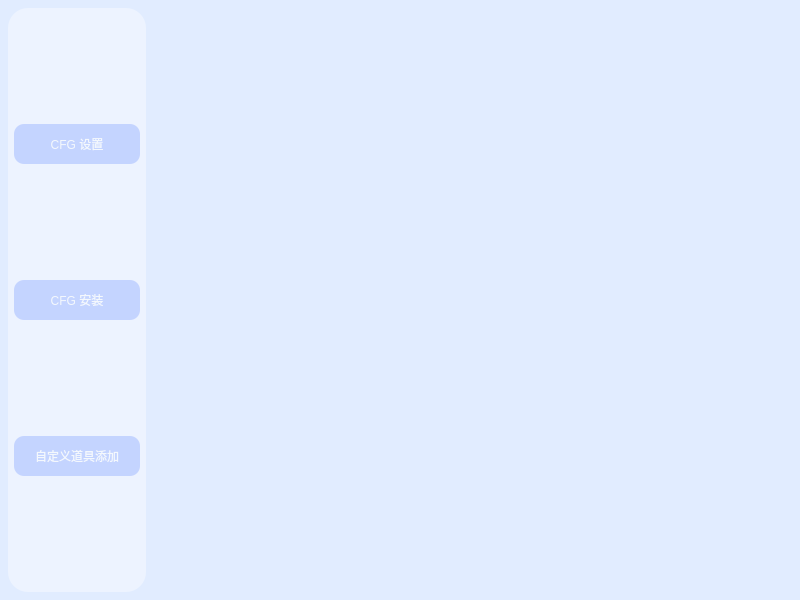
The window that mainwindow.ui (eLecCap1taL/AutoSettings) describes before a commit, drawn with Qt 5.
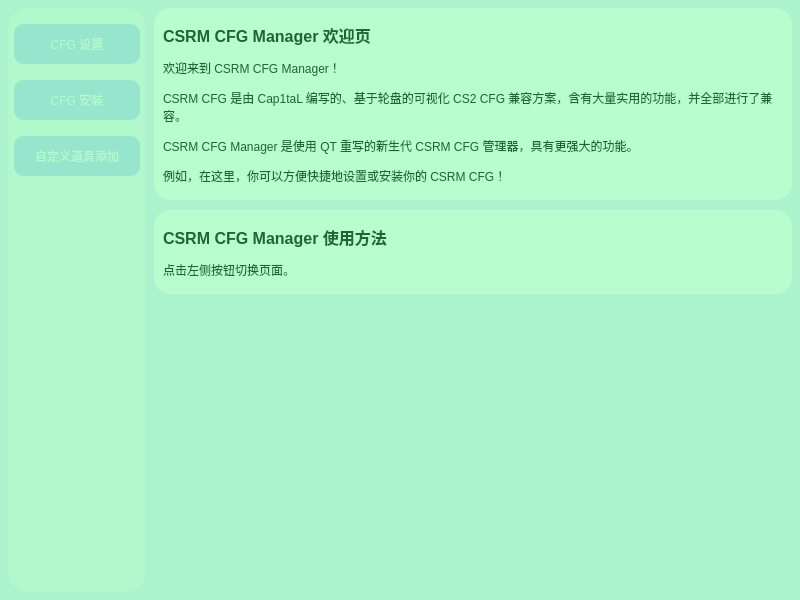
The same window after the commit. Icons and pictures are not drawn. Custom widgets are drawn as their Qt base class.

The edit to the form file:
```diff
--- a/mainwindow.ui
+++ b/mainwindow.ui
@@ -24,10 +24,46 @@
     <normaloff>:/CS2.png</normaloff>:/CS2.png</iconset>
   </property>
   <property name="styleSheet">
-   <string notr="true">background-color: rgb(225, 236, 255);</string>
+   <string notr="true">background-color: rgb(170, 255, 255);</string>
   </property>
   <widget class="QWidget" name="MainLayout">
-   <layout class="QHBoxLayout" name="horizontalLayout_5" stretch="0,0">
+   <property name="sizePolicy">
+    <sizepolicy hsizetype="Preferred" vsizetype="Preferred">
+     <horstretch>0</horstretch>
+     <verstretch>0</verstretch>
+    </sizepolicy>
+   </property>
+   <property name="maximumSize">
+    <size>
+     <width>16777215</width>
+     <height>16777215</height>
+    </size>
+   </property>
+   <property name="styleSheet">
+    <string notr="true">background-color: rgb(225, 236, 255);</string>
+   </property>
+   <widget class="QWidget" name="ContentLayout" native="true">
+    <property name="geometry">
+     <rect>
+      <x>0</x>
+      <y>0</y>
+      <width>800</width>
+      <height>600</height>
+     </rect>
+    </property>
+    <property name="minimumSize">
+     <size>
+      <width>800</width>
+      <height>600</height>
+     </size>
+    </property>
+    <property name="layoutDirection">
+     <enum>Qt::LayoutDirection::LeftToRight</enum>
+    </property>
+    <property name="styleSheet">
+     <string notr="true"/>
+    </property>
+    <layout class="QHBoxLayout" name="horizontalLayout">
     <property name="spacing">
      <number>0</number>
     </property>
@@ -99,7 +135,23 @@
            <number>6</number>
           </property>
           <item>
-           <widget class="QPushButton" name="MenuBT1">
+            <spacer name="verticalSpacer_43">
+             <property name="orientation">
+              <enum>Qt::Orientation::Vertical</enum>
+             </property>
+             <property name="sizeType">
+              <enum>QSizePolicy::Policy::Preferred</enum>
+             </property>
+             <property name="sizeHint" stdset="0">
+              <size>
+               <width>20</width>
+               <height>10</height>
+              </size>
+             </property>
+            </spacer>
+           </item>
+           <item>
+            <widget class="QPushButton" name="MenuBT1_7">
             <property name="minimumSize">
              <size>
               <width>0</width>
@@ -117,7 +169,23 @@
            </widget>
           </item>
           <item>
-           <widget class="QPushButton" name="MenuBT2">
+            <spacer name="verticalSpacer_44">
+             <property name="orientation">
+              <enum>Qt::Orientation::Vertical</enum>
+             </property>
+             <property name="sizeType">
+              <enum>QSizePolicy::Policy::Preferred</enum>
+             </property>
+             <property name="sizeHint" stdset="0">
+              <size>
+               <width>20</width>
+               <height>10</height>
+              </size>
+             </property>
+            </spacer>
+           </item>
+           <item>
+            <widget class="QPushButton" name="MenuBT2_7">
             <property name="minimumSize">
              <size>
               <width>0</width>
@@ -135,7 +203,23 @@
            </widget>
           </item>
           <item>
-           <widget class="QPushButton" name="MenuBT3">
+            <spacer name="verticalSpacer_45">
+             <property name="orientation">
+              <enum>Qt::Orientation::Vertical</enum>
+             </property>
+             <property name="sizeType">
+              <enum>QSizePolicy::Policy::Preferred</enum>
+             </property>
+             <property name="sizeHint" stdset="0">
+              <size>
+               <width>20</width>
+               <height>10</height>
+              </size>
+             </property>
+            </spacer>
+           </item>
+           <item>
+            <widget class="QPushButton" name="MenuBT3_7">
             <property name="minimumSize">
              <size>
               <width>0</width>
@@ -152,6 +236,19 @@
             </property>
            </widget>
           </item>
+           <item>
+            <spacer name="verticalSpacer_46">
+             <property name="orientation">
+              <enum>Qt::Orientation::Vertical</enum>
+             </property>
+             <property name="sizeHint" stdset="0">
+              <size>
+               <width>20</width>
+               <height>40</height>
+              </size>
+             </property>
+            </spacer>
+           </item>
          </layout>
         </widget>
        </item>
@@ -188,23 +285,389 @@
           <property name="styleSheet">
            <string notr="true"/>
           </property>
-          <layout class="QVBoxLayout" name="verticalLayout_3"/>
-         </widget>
-         <widget class="QWidget" name="RightPage1">
-          <layout class="QVBoxLayout" name="verticalLayout_4"/>
-         </widget>
-         <widget class="QWidget" name="RightPage2">
-          <layout class="QVBoxLayout" name="verticalLayout_5"/>
-         </widget>
-         <widget class="QWidget" name="RightPage3">
-          <layout class="QVBoxLayout" name="verticalLayout_6"/>
-         </widget>
-        </widget>
+           <layout class="QVBoxLayout" name="verticalLayout_75">
+            <property name="spacing">
+             <number>0</number>
+            </property>
+            <property name="leftMargin">
+             <number>0</number>
+            </property>
+            <property name="topMargin">
+             <number>0</number>
+            </property>
+            <property name="rightMargin">
+             <number>0</number>
+            </property>
+            <property name="bottomMargin">
+             <number>0</number>
+            </property>
+            <item>
+             <widget class="QScrollArea" name="RightScrollArea0_7">
+              <property name="styleSheet">
+               <string notr="true">border:0px solid #838486;  </string>
+              </property>
+              <property name="lineWidth">
+               <number>0</number>
+              </property>
+              <property name="widgetResizable">
+               <bool>true</bool>
+              </property>
+              <widget class="QWidget" name="RightScrollArea0Content_7">
+               <property name="enabled">
+                <bool>true</bool>
+               </property>
+               <property name="geometry">
+                <rect>
+                 <x>0</x>
+                 <y>0</y>
+                 <width>638</width>
+                 <height>584</height>
+                </rect>
+               </property>
+               <layout class="QVBoxLayout" name="verticalLayout_76">
+                <property name="spacing">
+                 <number>0</number>
+                </property>
+                <property name="leftMargin">
+                 <number>0</number>
+                </property>
+                <property name="topMargin">
+                 <number>0</number>
+                </property>
+                <property name="rightMargin">
+                 <number>0</number>
+                </property>
+                <property name="bottomMargin">
+                 <number>0</number>
+                </property>
+                <item>
+                 <widget class="QWidget" name="RightScrollArea0_Card0_7" native="true">
+                  <property name="sizePolicy">
+                   <sizepolicy hsizetype="Preferred" vsizetype="Preferred">
+                    <horstretch>0</horstretch>
+                    <verstretch>0</verstretch>
+                   </sizepolicy>
+                  </property>
+                  <property name="minimumSize">
+                   <size>
+                    <width>0</width>
+                    <height>50</height>
+                   </size>
+                  </property>
+                  <property name="styleSheet">
+                   <string notr="true">background-color: rgba(255, 255, 255, 200);
+border-radius: 16px;</string>
+                  </property>
+                  <layout class="QVBoxLayout" name="verticalLayout_77">
+                   <property name="spacing">
+                    <number>0</number>
+                   </property>
+                   <property name="leftMargin">
+                    <number>9</number>
+                   </property>
+                   <property name="topMargin">
+                    <number>15</number>
+                   </property>
+                   <property name="rightMargin">
+                    <number>9</number>
+                   </property>
+                   <property name="bottomMargin">
+                    <number>15</number>
+                   </property>
+                   <item>
+                    <widget class="QLabel" name="RightScrollArea0_Card0_Label0_7">
+                     <property name="styleSheet">
+                      <string notr="true">font: 9pt &quot;微软雅黑&quot;;
+background-color: rgba(255, 255, 255, 0);</string>
+                     </property>
+                     <property name="text">
+                      <string>&lt;html&gt;&lt;head/&gt;&lt;body&gt;&lt;p&gt;&lt;span style=&quot; font-size:12pt; font-weight:700;&quot;&gt;CSRM CFG Manager 欢迎页&lt;/span&gt;&lt;/p&gt;&lt;p&gt;欢迎来到 CSRM CFG Manager！&lt;/p&gt;&lt;p&gt;CSRM CFG 是由 Cap1taL 编写的、基于轮盘的可视化 CS2 CFG 兼容方案，含有大量实用的功能，并全部进行了兼容。&lt;/p&gt;&lt;p&gt;CSRM CFG Manager 是使用 QT 重写的新生代 CSRM CFG 管理器，具有更强大的功能。&lt;/p&gt;&lt;p&gt;例如，在这里，你可以方便快捷地设置或安装你的 CSRM CFG！&lt;/p&gt;&lt;/body&gt;&lt;/html&gt;</string>
+                     </property>
+                     <property name="alignment">
+                      <set>Qt::AlignmentFlag::AlignLeading|Qt::AlignmentFlag::AlignLeft|Qt::AlignmentFlag::AlignVCenter</set>
+                     </property>
+                     <property name="wordWrap">
+                      <bool>true</bool>
+                     </property>
+                    </widget>
+                   </item>
+                  </layout>
+                 </widget>
+                </item>
+                <item>
+                 <spacer name="verticalSpacer_47">
+                  <property name="orientation">
+                   <enum>Qt::Orientation::Vertical</enum>
+                  </property>
+                  <property name="sizeType">
+                   <enum>QSizePolicy::Policy::Preferred</enum>
+                  </property>
+                  <property name="sizeHint" stdset="0">
+                   <size>
+                    <width>20</width>
+                    <height>10</height>
+                   </size>
+                  </property>
+                 </spacer>
+                </item>
+                <item>
+                 <widget class="QWidget" name="RightScrollArea0_Card1_7" native="true">
+                  <property name="sizePolicy">
+                   <sizepolicy hsizetype="Preferred" vsizetype="Preferred">
+                    <horstretch>0</horstretch>
+                    <verstretch>0</verstretch>
+                   </sizepolicy>
+                  </property>
+                  <property name="minimumSize">
+                   <size>
+                    <width>0</width>
+                    <height>50</height>
+                   </size>
+                  </property>
+                  <property name="styleSheet">
+                   <string notr="true">background-color: rgba(255, 255, 255, 200);
+border-radius: 16px;</string>
+                  </property>
+                  <layout class="QVBoxLayout" name="verticalLayout_78">
+                   <property name="spacing">
+                    <number>0</number>
+                   </property>
+                   <property name="topMargin">
+                    <number>15</number>
+                   </property>
+                   <property name="bottomMargin">
+                    <number>15</number>
+                   </property>
+                   <item>
+                    <widget class="QLabel" name="RightScrollArea0_Card1_Label0_7">
+                     <property name="styleSheet">
+                      <string notr="true">font: 9pt &quot;微软雅黑&quot;;
+background-color: rgba(255, 255, 255, 0);</string>
+                     </property>
+                     <property name="text">
+                      <string>&lt;html&gt;&lt;head/&gt;&lt;body&gt;&lt;p&gt;&lt;span style=&quot; font-size:12pt; font-weight:700;&quot;&gt;CSRM CFG Manager 使用方法&lt;/span&gt;&lt;/p&gt;&lt;p&gt;点击左侧按钮切换页面。&lt;/p&gt;&lt;/body&gt;&lt;/html&gt;</string>
+                     </property>
+                    </widget>
+                   </item>
+                  </layout>
+                 </widget>
+                </item>
+                <item>
+                 <spacer name="verticalSpacer_48">
+                  <property name="orientation">
+                   <enum>Qt::Orientation::Vertical</enum>
+                  </property>
+                  <property name="sizeHint" stdset="0">
+                   <size>
+                    <width>20</width>
+                    <height>40</height>
+                   </size>
+                  </property>
+                 </spacer>
+                </item>
+               </layout>
+              </widget>
+             </widget>
        </item>
       </layout>
      </widget>
-    </item>
-   </layout>
+          <widget class="QWidget" name="RightPage1_7">
+           <property name="styleSheet">
+            <string notr="true">border:0px solid #838486;  </string>
+           </property>
+           <layout class="QVBoxLayout" name="verticalLayout_79">
+            <property name="spacing">
+             <number>0</number>
+            </property>
+            <property name="leftMargin">
+             <number>0</number>
+            </property>
+            <property name="topMargin">
+             <number>0</number>
+            </property>
+            <property name="rightMargin">
+             <number>0</number>
+            </property>
+            <property name="bottomMargin">
+             <number>0</number>
+            </property>
+            <item>
+             <widget class="QScrollArea" name="RightScrollArea1_7">
+              <property name="widgetResizable">
+               <bool>true</bool>
+              </property>
+              <widget class="QWidget" name="RightScrollArea1Content_7">
+               <property name="geometry">
+                <rect>
+                 <x>0</x>
+                 <y>0</y>
+                 <width>100</width>
+                 <height>30</height>
+                </rect>
+               </property>
+               <layout class="QVBoxLayout" name="verticalLayout_80"/>
+              </widget>
+             </widget>
+            </item>
+           </layout>
+          </widget>
+          <widget class="QWidget" name="RightPage2_7">
+           <layout class="QVBoxLayout" name="verticalLayout_81">
+            <property name="spacing">
+             <number>0</number>
+            </property>
+            <property name="leftMargin">
+             <number>0</number>
+            </property>
+            <property name="topMargin">
+             <number>0</number>
+            </property>
+            <property name="rightMargin">
+             <number>0</number>
+            </property>
+            <property name="bottomMargin">
+             <number>0</number>
+            </property>
+            <item>
+             <widget class="QScrollArea" name="RightScrollArea2_7">
+              <property name="styleSheet">
+               <string notr="true">border:0px solid #838486;  </string>
+              </property>
+              <property name="widgetResizable">
+               <bool>true</bool>
+              </property>
+              <widget class="QWidget" name="RightScrollArea2Content_7">
+               <property name="geometry">
+                <rect>
+                 <x>0</x>
+                 <y>0</y>
+                 <width>638</width>
+                 <height>584</height>
+                </rect>
+               </property>
+               <layout class="QVBoxLayout" name="verticalLayout_82">
+                <item>
+                 <widget class="QWidget" name="RightScrollArea2_Card0_7" native="true">
+                  <property name="minimumSize">
+                   <size>
+                    <width>0</width>
+                    <height>50</height>
+                   </size>
+                  </property>
+                  <property name="styleSheet">
+                   <string notr="true">background-color: rgba(255, 255, 255, 200);
+border-radius: 16px;</string>
+                  </property>
+                  <layout class="QVBoxLayout" name="verticalLayout_83">
+                   <property name="spacing">
+                    <number>0</number>
+                   </property>
+                   <property name="topMargin">
+                    <number>15</number>
+                   </property>
+                   <property name="bottomMargin">
+                    <number>15</number>
+                   </property>
+                   <item>
+                    <widget class="QLabel" name="UpdateCheckLabel_7">
+                     <property name="styleSheet">
+                      <string notr="true">font: 9pt &quot;微软雅黑&quot;;
+background-color: rgba(255, 255, 255, 0);</string>
+                     </property>
+                     <property name="text">
+                      <string>&lt;html&gt;&lt;head/&gt;&lt;body&gt;&lt;p&gt;&lt;span style=&quot; font-size:12pt; font-weight:700;&quot;&gt;更新检查&lt;/span&gt;&lt;/p&gt;&lt;p&gt;&lt;span style=&quot; font-size:10pt; font-weight:700;&quot;&gt;CSRM  CFG Manager 版本&lt;/span&gt;&lt;/p&gt;&lt;p&gt;当前版本：%1&lt;/p&gt;&lt;p&gt;最新版本：%2&lt;/p&gt;&lt;p&gt;&lt;span style=&quot; font-size:10pt; font-weight:700;&quot;&gt;CSRM CFG 版本&lt;/span&gt;&lt;/p&gt;&lt;p&gt;当前版本：%3&lt;/p&gt;&lt;p&gt;最新版本：%4&lt;/p&gt;&lt;/body&gt;&lt;/html&gt;</string>
+                     </property>
+                    </widget>
+                   </item>
+                   <item>
+                    <widget class="QPushButton" name="CheckUpdateButton_7">
+                     <property name="text">
+                      <string>PushButton</string>
+                     </property>
+                    </widget>
+                   </item>
+                  </layout>
+                 </widget>
+                </item>
+                <item>
+                 <spacer name="verticalSpacer_49">
+                  <property name="orientation">
+                   <enum>Qt::Orientation::Vertical</enum>
+                  </property>
+                  <property name="sizeHint" stdset="0">
+                   <size>
+                    <width>20</width>
+                    <height>321</height>
+                   </size>
+                  </property>
+                 </spacer>
+                </item>
+               </layout>
+              </widget>
+             </widget>
+            </item>
+           </layout>
+          </widget>
+          <widget class="QWidget" name="RightPage3_7">
+           <layout class="QVBoxLayout" name="verticalLayout_84">
+            <property name="spacing">
+             <number>0</number>
+            </property>
+            <property name="leftMargin">
+             <number>0</number>
+            </property>
+            <property name="topMargin">
+             <number>0</number>
+            </property>
+            <property name="rightMargin">
+             <number>0</number>
+            </property>
+            <property name="bottomMargin">
+             <number>0</number>
+            </property>
+            <item>
+             <widget class="QScrollArea" name="RightScrollArea3_7">
+              <property name="styleSheet">
+               <string notr="true">border:0px solid #838486;  </string>
+              </property>
+              <property name="widgetResizable">
+               <bool>true</bool>
+              </property>
+              <widget class="QWidget" name="RightScrollArea3Content_7">
+               <property name="geometry">
+                <rect>
+                 <x>0</x>
+                 <y>0</y>
+                 <width>638</width>
+                 <height>584</height>
+                </rect>
+               </property>
+               <layout class="QVBoxLayout" name="verticalLayout_85"/>
+              </widget>
+             </widget>
+            </item>
+           </layout>
+          </widget>
+         </widget>
+        </item>
+       </layout>
+      </widget>
+     </item>
+    </layout>
+   </widget>
+   <widget class="QWidget" name="OverLay" native="true">
+    <property name="geometry">
+     <rect>
+      <x>0</x>
+      <y>0</y>
+      <width>800</width>
+      <height>600</height>
+     </rect>
+    </property>
+    <property name="styleSheet">
+     <string notr="true">background-color: rgba(85, 255, 127, 100);</string>
+    </property>
+   </widget>
   </widget>
  </widget>
  <customwidgets>
```
Left out of the diff: 12 changed lines with no effect on the pictures. Lines whose indentation alone changed are shown as unchanged.
